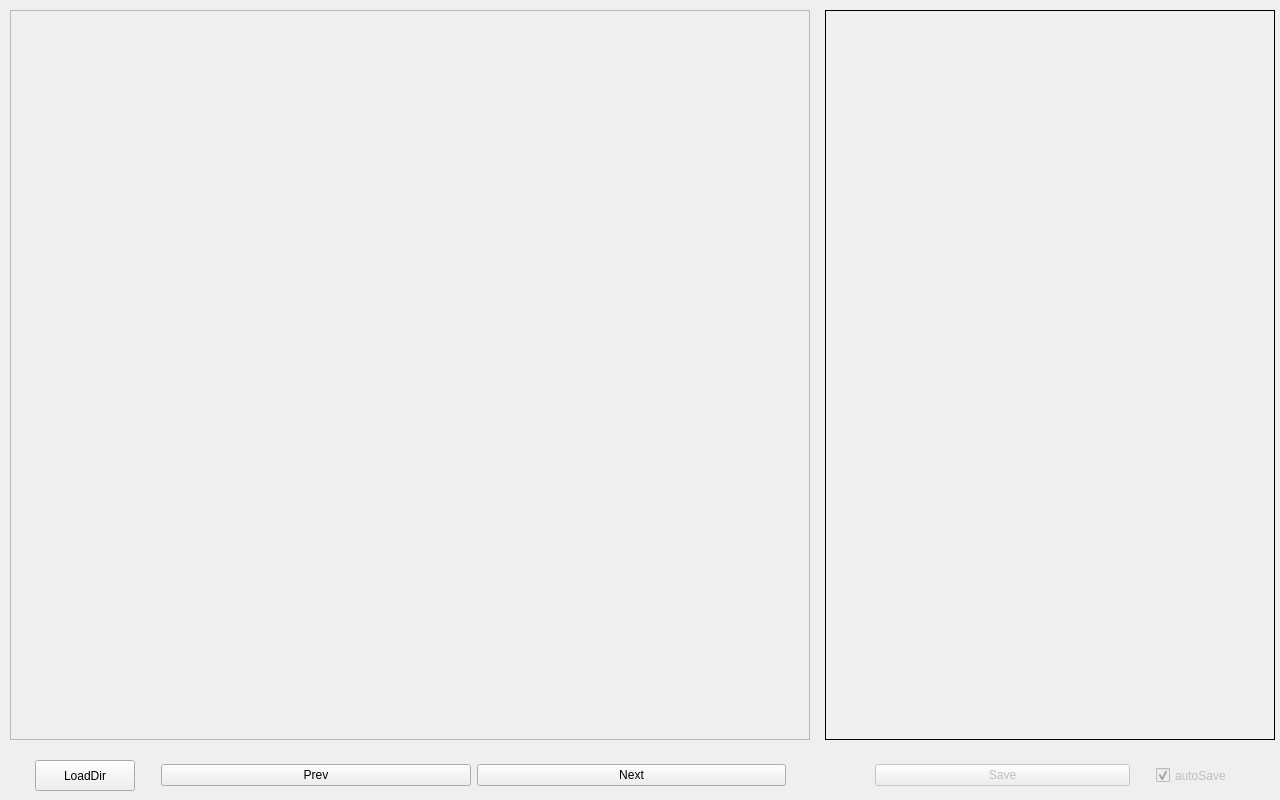
The window that label.ui (chopin1998/label_it) describes before a commit, drawn with Qt 5.
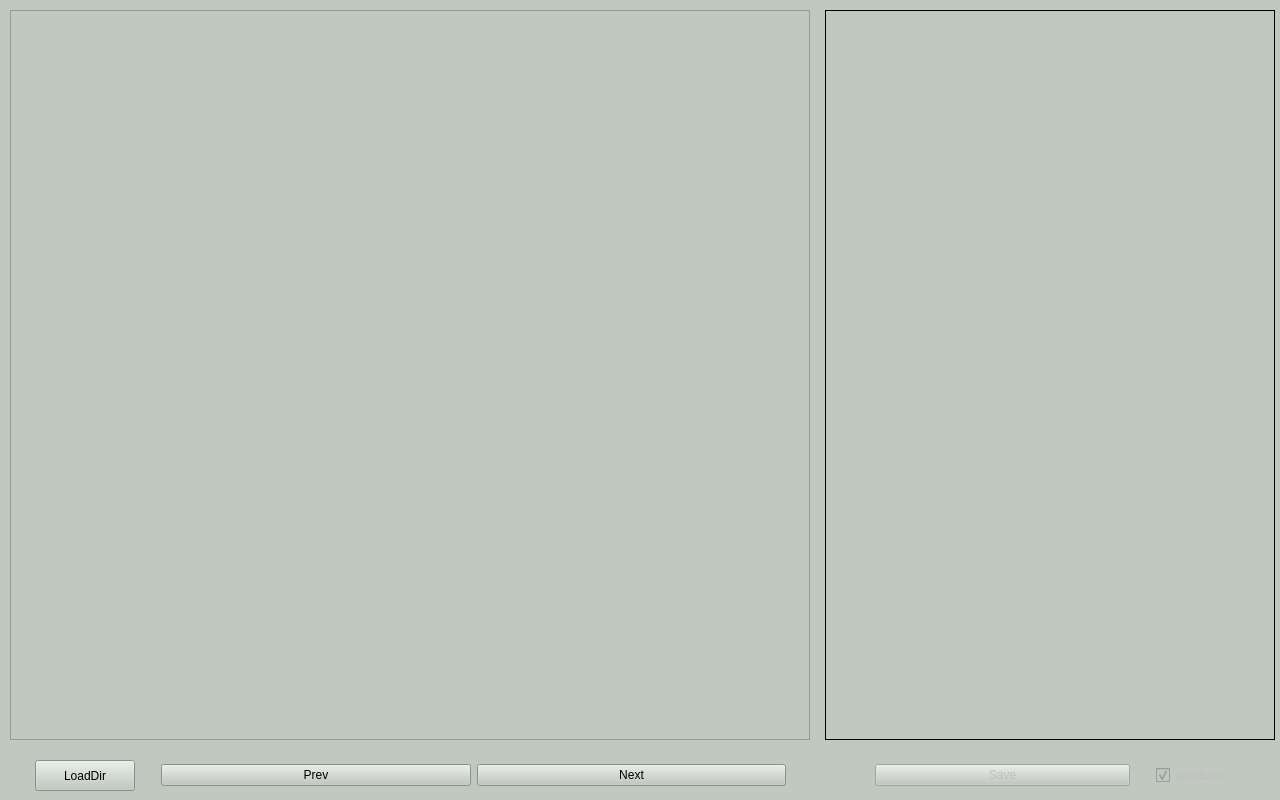
The same window after the commit.

The edit to the form file:
```diff
--- a/label.ui
+++ b/label.ui
@@ -34,6 +34,11 @@
   <property name="windowTitle">
    <string>Label it ! Haha</string>
   </property>
+  <property name="styleSheet">
+   <string notr="true">selection-color: rgb(220, 128, 220);
+selection-background-color: rgb(250, 240, 100);
+background-color: rgb(192, 200, 192);</string>
+  </property>
   <widget class="QFrame" name="pictureFrame">
    <property name="geometry">
     <rect>
```
Left out of the diff: 2 changed lines with no effect on the pictures.
